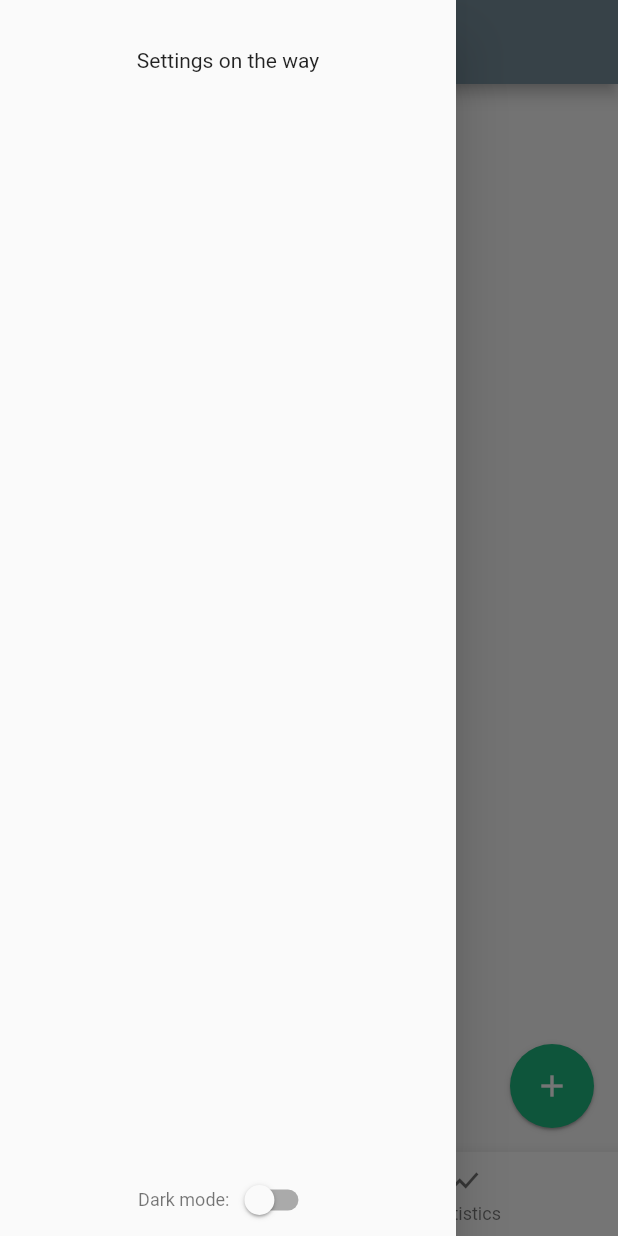
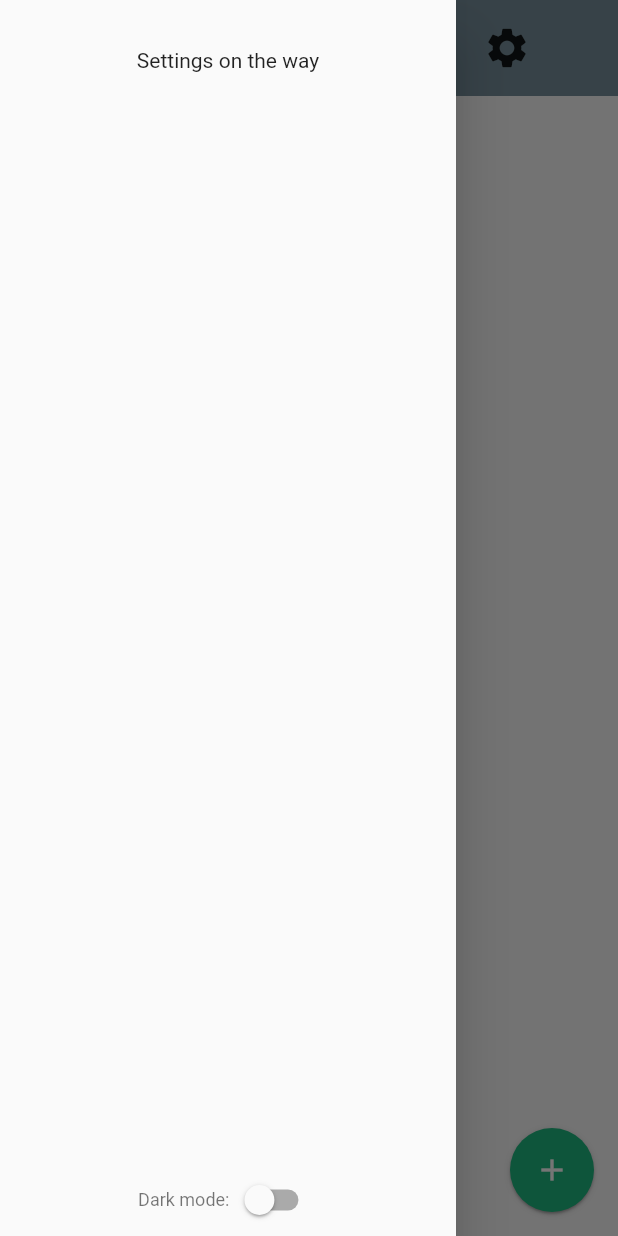
Before and after one commit to AadneEM/weight_tracking, a Flutter app: the screen it shows after launch, with the side drawer open, on a phone screen of 412 x 824 dp. Run offline on Flutter 3.47's test engine with Material 2 defaults, Android fonts, the phone set to English and light mode, and no system bars; our stand-ins replace get, get_storage.

Commit message:
Added new tab bar with animated labels

```diff
--- a/lib/ui/pages/home.dart
+++ b/lib/ui/pages/home.dart
@@ -1,5 +1,6 @@
 import 'package:flutter/material.dart';
 import 'package:weight_tracking/ui/widgets/add_entry_fab_card.dart';
+import 'package:weight_tracking/ui/widgets/custom_tab.dart';
 import 'package:weight_tracking/ui/widgets/drawer.dart';
 
 import 'statistics.dart';
@@ -10,52 +11,61 @@ class HomePage extends StatefulWidget {
   _HomePageState createState() => _HomePageState();
 }
 
-class _HomePageState extends State<HomePage> {
-  int _selectedIndex = 0;
+class _HomePageState extends State<HomePage> with SingleTickerProviderStateMixin {
+  late final TabController _controller;
 
-  Widget getCurrentTab() {
-    switch (_selectedIndex) {
-      case 0:
-        return WeightEntruRegister(() {
-          setState(() {});
-        });
-      case 1:
-        return StatisticsPage();
-      default:
-        return Center(
-          child: Text('Page not found'),
-        );
-    }
+  @override
+  initState() {
+    super.initState();
+    _controller = TabController(vsync: this, length: TabData.tabs.length);
   }
 
   @override
   Widget build(BuildContext context) {
-    return Scaffold(
-      appBar: AppBar(
-        title: Text('Weight tracker'),
-      ),
-      drawer: CustomDrawer(),
-      body: getCurrentTab(),
-      floatingActionButton: AddEntryFabCard(),
-      bottomNavigationBar: BottomNavigationBar(
-        backgroundColor: Theme.of(context).cardColor,
-        currentIndex: _selectedIndex,
-        onTap: (int index) {
-          setState(() {
-            _selectedIndex = index;
-          });
-        },
-        items: [
-          BottomNavigationBarItem(
-            label: 'Register',
-            icon: Icon(Icons.list),
-          ),
-          BottomNavigationBarItem(
-            label: 'Statistics',
-            icon: Icon(Icons.show_chart),
-          ),
-        ],
+    return SafeArea(
+      child: Scaffold(
+        drawer: CustomDrawer(),
+        body: Column(
+          children: [
+            Container(
+              decoration: BoxDecoration(
+                color: Theme.of(context).primaryColor,
+              ),
+              padding: EdgeInsets.all(8.0),
+              child: Row(
+                mainAxisAlignment: MainAxisAlignment.spaceBetween,
+                children: TabData.tabs.map((tab) {
+                  return Flexible(
+                    flex: 1,
+                    child: CustomTab(controller: _controller, tab: tab),
+                  );
+                }).toList(),
+              ),
+            ),
+            Expanded(
+              child: TabBarView(
+                controller: _controller,
+                children: [
+                  WeightEntruRegister(() {
+                    setState(() {});
+                  }),
+                  StatisticsPage(),
+                  Center(
+                    child: Text('Settings coming soon'),
+                  ),
+                ],
+              ),
+            ),
+          ],
+        ),
+        floatingActionButton: AddEntryFabCard(),
       ),
     );
   }
+
+  @override
+  void dispose() {
+    _controller.dispose();
+    super.dispose();
+  }
 }
--- /dev/null
+++ b/lib/ui/widgets/custom_tab.dart
@@ -0,0 +1,89 @@
+import 'package:flutter/material.dart';
+
+class CustomTab extends StatelessWidget {
+  final TabController controller;
+  final TabData tab;
+
+  const CustomTab({
+    required this.controller,
+    required this.tab,
+    Key? key,
+  }) : super(key: key);
+
+  void _selectTab() {
+    controller.animateTo(
+      tab.index,
+      duration: Duration(milliseconds: 250),
+    );
+  }
+
+  @override
+  Widget build(BuildContext context) {
+    return GestureDetector(
+      onTap: _selectTab,
+      child: Container(
+        height: 48,
+        child: Row(
+          mainAxisAlignment: MainAxisAlignment.center,
+          children: [
+            Container(
+              child: Icon(
+                tab.icon,
+                size: 32,
+              ),
+              padding: EdgeInsets.symmetric(horizontal: 8.0),
+            ),
+            AnimatedBuilder(
+              animation: controller.animation!,
+              builder: (context, child) {
+                final index = tab.index;
+                final offset = controller.animation?.value ?? 0;
+                print(offset);
+
+                final double opacity;
+                if (offset >= index && offset < (index + 1)) {
+                  opacity = 1 - (offset % 1);
+                } else if ((offset + 1) >= index && (offset + 1) < (index + 1)) {
+                  opacity = offset % 1;
+                } else {
+                  opacity = 0.0;
+                }
+
+                return Opacity(
+                  opacity: opacity,
+                  child: ClipRRect(
+                    child: Align(
+                      alignment: Alignment.centerLeft,
+                      heightFactor: 1,
+                      widthFactor: opacity,
+                      child: child,
+                    ),
+                  ),
+                );
+              },
+              child: Text(
+                tab.label,
+                style: Theme.of(context).textTheme.subtitle1,
+              ),
+            ),
+          ],
+        ),
+      ),
+    );
+  }
+}
+
+class TabData {
+  final String label;
+  final IconData icon;
+
+  const TabData({required this.label, required this.icon});
+
+  static const tabs = <TabData>[
+    TabData(label: 'Register', icon: Icons.list),
+    TabData(label: 'Statistics', icon: Icons.show_chart),
+    TabData(label: 'Settings', icon: Icons.settings),
+  ];
+
+  int get index => tabs.indexOf(this);
+}
```
